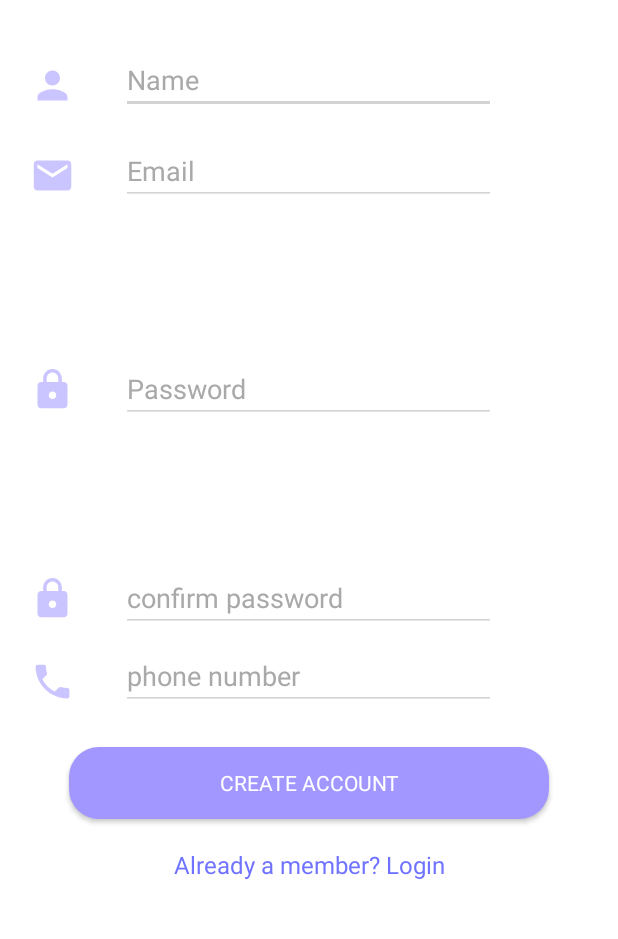
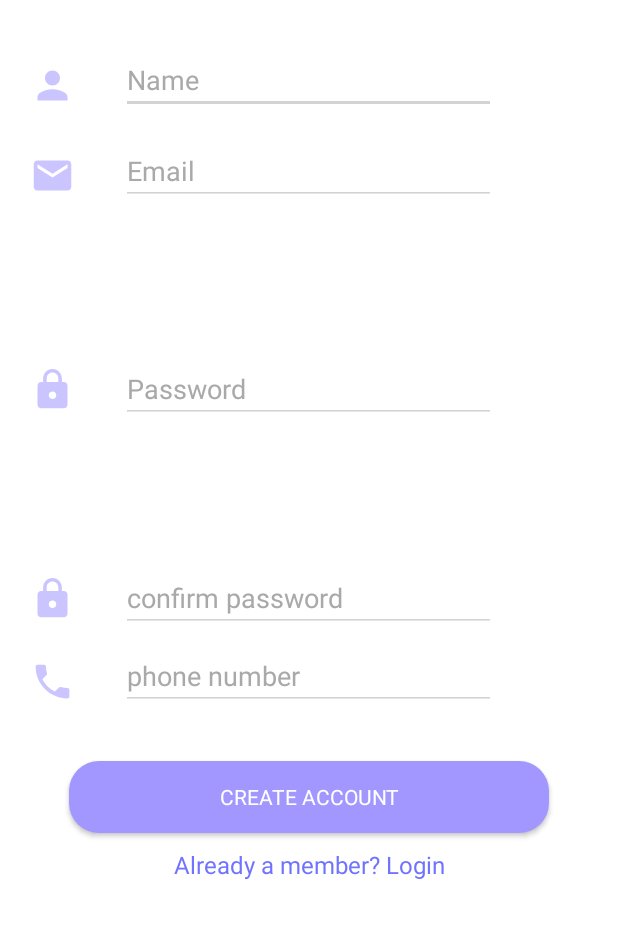
Before and after one commit to ReemaAH/Bookly, an Android app: the signupActivity screen opened directly, with no data from a screen before it, on a phone screen of 412 x 824 dp, the part 226-1165 px from its top. Run offline under Robolectric (Android 15) with nearby library versions, the phone set to English and light mode, and no system bars; our stand-ins replace Firebase (no records; nobody signed in at launch, a user with empty details on screens opened directly).

Commit message:
First commit

```diff
--- a/app/src/main/res/layout/activity_signup.xml
+++ b/app/src/main/res/layout/activity_signup.xml
@@ -125,7 +125,7 @@
         android:layout_height="wrap_content"
         android:layout_alignParentBottom="true"
         android:layout_centerHorizontal="true"
-        android:layout_marginBottom="127dp"
+        android:layout_marginBottom="118dp"
         android:background="@drawable/edit_rouded"
         android:fontFamily="sans-serif"
         android:padding="12dp"
```
